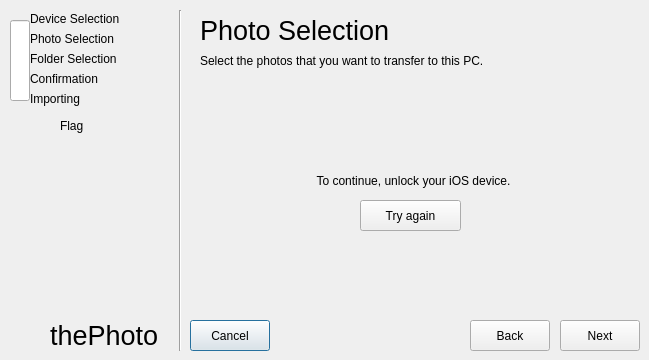
theCheeseboard/thephoto, file importdialog.ui: the form before one commit.
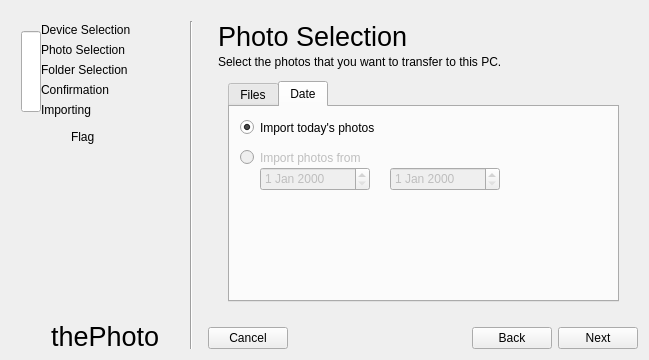
The form after the commit. The open tabs and pages were chosen to show the change. Icons and pictures are not drawn.

Commit message: Import function progress

Patch:
```diff
--- a/importdialog.ui
+++ b/importdialog.ui
@@ -17,14 +17,20 @@
    <iconset theme="thephoto" resource="resources.qrc">
     <normaloff>:/icons/icon.svg</normaloff>:/icons/icon.svg</iconset>
   </property>
+  <layout class="QHBoxLayout" name="horizontalLayout_2">
+   <item>
   <widget class="QFrame" name="sideFrame">
-   <property name="geometry">
-    <rect>
-     <x>0</x>
-     <y>0</y>
+     <property name="minimumSize">
+      <size>
      <width>191</width>
-     <height>361</height>
-    </rect>
+       <height>0</height>
+      </size>
+     </property>
+     <property name="maximumSize">
+      <size>
+       <width>191</width>
+       <height>16777215</height>
+      </size>
    </property>
    <property name="autoFillBackground">
     <bool>true</bool>
@@ -128,8 +134,8 @@
    <widget class="QLabel" name="label_34">
     <property name="geometry">
      <rect>
-      <x>50</x>
-      <y>320</y>
+        <x>40</x>
+        <y>310</y>
       <width>121</width>
       <height>31</height>
      </rect>
@@ -172,8 +178,8 @@
    <widget class="QLabel" name="label_33">
     <property name="geometry">
      <rect>
-      <x>10</x>
-      <y>320</y>
+        <x>0</x>
+        <y>310</y>
       <width>31</width>
       <height>31</height>
      </rect>
@@ -186,90 +192,18 @@
     </property>
    </widget>
   </widget>
-  <widget class="QPushButton" name="quitButton">
-   <property name="geometry">
-    <rect>
-     <x>190</x>
-     <y>320</y>
-     <width>80</width>
-     <height>31</height>
-    </rect>
-   </property>
-   <property name="text">
-    <string>Cancel</string>
-   </property>
-   <property name="icon">
-    <iconset theme="dialog-cancel">
-     <normaloff>../install</normaloff>../install</iconset>
-   </property>
-  </widget>
-  <widget class="QPushButton" name="backButton">
-   <property name="geometry">
-    <rect>
-     <x>470</x>
-     <y>320</y>
-     <width>80</width>
-     <height>31</height>
-    </rect>
-   </property>
-   <property name="text">
-    <string>Back</string>
-   </property>
-   <property name="icon">
-    <iconset theme="go-previous">
-     <normaloff>../install</normaloff>../install</iconset>
-   </property>
-   <property name="flat">
-    <bool>false</bool>
-   </property>
-  </widget>
-  <widget class="QPushButton" name="forwardButton">
-   <property name="geometry">
-    <rect>
-     <x>560</x>
-     <y>320</y>
-     <width>80</width>
-     <height>31</height>
-    </rect>
-   </property>
-   <property name="text">
-    <string>Next</string>
-   </property>
-   <property name="icon">
-    <iconset theme="go-next">
-     <normaloff>../install</normaloff>../install</iconset>
-   </property>
-   <property name="flat">
-    <bool>false</bool>
-   </property>
-  </widget>
-  <widget class="QFrame" name="deviceFrame">
-   <property name="geometry">
-    <rect>
-     <x>190</x>
-     <y>10</y>
-     <width>451</width>
-     <height>301</height>
-    </rect>
-   </property>
-   <property name="autoFillBackground">
-    <bool>true</bool>
-   </property>
-   <property name="frameShape">
-    <enum>QFrame::NoFrame</enum>
-   </property>
-   <property name="frameShadow">
-    <enum>QFrame::Raised</enum>
-   </property>
+   </item>
+   <item>
+    <layout class="QVBoxLayout" name="verticalLayout_2">
+     <item>
+      <widget class="QStackedWidget" name="stackedWidget">
+       <property name="currentIndex">
+        <number>4</number>
+       </property>
+       <widget class="QWidget" name="page">
+        <layout class="QVBoxLayout" name="verticalLayout">
+         <item>
    <widget class="QLabel" name="label">
-    <property name="geometry">
-     <rect>
-      <x>10</x>
-      <y>0</y>
-      <width>231</width>
-      <height>41</height>
-     </rect>
-    </property>
     <property name="font">
      <font>
       <pointsize>20</pointsize>
@@ -279,15 +213,9 @@
      <string>Device Selection</string>
     </property>
    </widget>
+         </item>
+         <item>
    <widget class="QLabel" name="label_2">
-    <property name="geometry">
-     <rect>
-      <x>10</x>
-      <y>40</y>
-      <width>441</width>
-      <height>21</height>
-     </rect>
-    </property>
     <property name="text">
      <string>Which device are you importing your images from?</string>
     </property>
@@ -295,25 +223,9 @@
      <bool>true</bool>
     </property>
    </widget>
-   <widget class="QListWidget" name="deviceList">
-    <property name="geometry">
-     <rect>
-      <x>10</x>
-      <y>130</y>
-      <width>431</width>
-      <height>161</height>
-     </rect>
-    </property>
-   </widget>
+         </item>
+         <item>
    <widget class="QLabel" name="label_3">
-    <property name="geometry">
-     <rect>
-      <x>10</x>
-      <y>70</y>
-      <width>431</width>
-      <height>51</height>
-     </rect>
-    </property>
     <property name="font">
      <font>
       <weight>75</weight>
@@ -327,43 +239,13 @@
      <bool>true</bool>
     </property>
    </widget>
-  </widget>
-  <widget class="QFrame" name="photoFrame">
-   <property name="geometry">
-    <rect>
-     <x>190</x>
-     <y>10</y>
-     <width>451</width>
-     <height>301</height>
-    </rect>
-   </property>
-   <property name="autoFillBackground">
-    <bool>true</bool>
-   </property>
-   <property name="frameShape">
-    <enum>QFrame::NoFrame</enum>
-   </property>
-   <property name="frameShadow">
-    <enum>QFrame::Raised</enum>
-   </property>
-   <widget class="QLabel" name="label_7">
-    <property name="geometry">
-     <rect>
-      <x>10</x>
-      <y>0</y>
-      <width>231</width>
-      <height>41</height>
-     </rect>
-    </property>
-    <property name="font">
-     <font>
-      <pointsize>20</pointsize>
-     </font>
-    </property>
-    <property name="text">
-     <string>Photo Selection</string>
-    </property>
-   </widget>
+         </item>
+         <item>
+          <widget class="QListWidget" name="deviceList"/>
+         </item>
+        </layout>
+       </widget>
+       <widget class="QWidget" name="page_2">
    <widget class="QLabel" name="label_8">
     <property name="geometry">
      <rect>
@@ -380,58 +262,31 @@
      <bool>true</bool>
     </property>
    </widget>
-   <widget class="QListWidget" name="detectedPhotoList">
+        <widget class="QLabel" name="label_7">
     <property name="geometry">
      <rect>
       <x>10</x>
-      <y>70</y>
-      <width>271</width>
-      <height>221</height>
-     </rect>
-    </property>
-    <property name="selectionMode">
-     <enum>QAbstractItemView::ExtendedSelection</enum>
-    </property>
-   </widget>
-   <widget class="QFrame" name="frame">
-    <property name="geometry">
-     <rect>
-      <x>290</x>
-      <y>70</y>
-      <width>151</width>
-      <height>221</height>
-     </rect>
-    </property>
-    <property name="autoFillBackground">
-     <bool>true</bool>
-    </property>
-    <property name="frameShape">
-     <enum>QFrame::NoFrame</enum>
-    </property>
-    <property name="frameShadow">
-     <enum>QFrame::Raised</enum>
-    </property>
-    <widget class="QLabel" name="photoLabel">
-     <property name="geometry">
-      <rect>
-       <x>0</x>
-       <y>0</y>
-       <width>151</width>
-       <height>221</height>
-      </rect>
+           <y>10</y>
+           <width>231</width>
+           <height>31</height>
+          </rect>
+         </property>
+         <property name="font">
+          <font>
+           <pointsize>20</pointsize>
+          </font>
      </property>
      <property name="text">
-      <string>PhotoGoesHere</string>
-     </property>
-    </widget>
+          <string>Photo Selection</string>
+         </property>
    </widget>
    <widget class="QFrame" name="photoErrorFrame">
     <property name="geometry">
      <rect>
-      <x>0</x>
-      <y>60</y>
-      <width>451</width>
-      <height>241</height>
+           <x>10</x>
+           <y>70</y>
+           <width>411</width>
+           <height>231</height>
      </rect>
     </property>
     <property name="autoFillBackground">
@@ -479,10 +334,10 @@
    <widget class="QFrame" name="photoProgressFrame">
     <property name="geometry">
      <rect>
-      <x>0</x>
-      <y>60</y>
-      <width>451</width>
-      <height>241</height>
+           <x>10</x>
+           <y>70</y>
+           <width>411</width>
+           <height>231</height>
      </rect>
     </property>
     <property name="autoFillBackground">
@@ -499,7 +354,7 @@
       <rect>
        <x>20</x>
        <y>110</y>
-       <width>401</width>
+            <width>381</width>
        <height>23</height>
       </rect>
      </property>
@@ -511,13 +366,394 @@
      </property>
     </widget>
    </widget>
-   <zorder>label_7</zorder>
-   <zorder>label_8</zorder>
-   <zorder>detectedPhotoList</zorder>
-   <zorder>frame</zorder>
-   <zorder>photoProgressFrame</zorder>
+        <widget class="QFrame" name="photoSelectFrame">
+         <property name="geometry">
+          <rect>
+           <x>10</x>
+           <y>60</y>
+           <width>411</width>
+           <height>241</height>
+          </rect>
+         </property>
+         <property name="autoFillBackground">
+          <bool>true</bool>
+         </property>
+         <property name="frameShape">
+          <enum>QFrame::NoFrame</enum>
+         </property>
+         <property name="frameShadow">
+          <enum>QFrame::Raised</enum>
+         </property>
+         <widget class="QTabWidget" name="tabWidget">
+          <property name="geometry">
+           <rect>
+            <x>10</x>
+            <y>10</y>
+            <width>391</width>
+            <height>221</height>
+           </rect>
+          </property>
+          <property name="currentIndex">
+           <number>0</number>
+          </property>
+          <widget class="QWidget" name="Files">
+           <attribute name="title">
+            <string>Files</string>
+           </attribute>
+           <widget class="QFrame" name="frame">
+            <property name="geometry">
+             <rect>
+              <x>250</x>
+              <y>10</y>
+              <width>131</width>
+              <height>171</height>
+             </rect>
+            </property>
+            <property name="autoFillBackground">
+             <bool>true</bool>
+            </property>
+            <property name="frameShape">
+             <enum>QFrame::NoFrame</enum>
+            </property>
+            <property name="frameShadow">
+             <enum>QFrame::Raised</enum>
+            </property>
+            <widget class="QLabel" name="photoLabel">
+             <property name="geometry">
+              <rect>
+               <x>0</x>
+               <y>0</y>
+               <width>131</width>
+               <height>171</height>
+              </rect>
+             </property>
+             <property name="text">
+              <string>PhotoGoesHere</string>
+             </property>
+            </widget>
+           </widget>
+           <widget class="QListWidget" name="detectedPhotoList">
+            <property name="geometry">
+             <rect>
+              <x>10</x>
+              <y>10</y>
+              <width>231</width>
+              <height>171</height>
+             </rect>
+            </property>
+            <property name="selectionMode">
+             <enum>QAbstractItemView::ExtendedSelection</enum>
+            </property>
+           </widget>
+          </widget>
+          <widget class="QWidget" name="tab_2">
+           <attribute name="title">
+            <string>Date</string>
+           </attribute>
+           <widget class="QRadioButton" name="importPhotosToday">
+            <property name="geometry">
+             <rect>
+              <x>10</x>
+              <y>10</y>
+              <width>371</width>
+              <height>21</height>
+             </rect>
+            </property>
+            <property name="text">
+             <string>Import today's photos</string>
+            </property>
+            <property name="checked">
+             <bool>true</bool>
+            </property>
+           </widget>
+           <widget class="QRadioButton" name="radioButton_2">
+            <property name="enabled">
+             <bool>false</bool>
+            </property>
+            <property name="geometry">
+             <rect>
+              <x>10</x>
+              <y>40</y>
+              <width>371</width>
+              <height>21</height>
+             </rect>
+            </property>
+            <property name="text">
+             <string>Import photos from</string>
+            </property>
+           </widget>
+           <widget class="QDateEdit" name="dateEdit">
+            <property name="enabled">
+             <bool>false</bool>
+            </property>
+            <property name="geometry">
+             <rect>
+              <x>30</x>
+              <y>60</y>
+              <width>110</width>
+              <height>24</height>
+             </rect>
+            </property>
+           </widget>
+           <widget class="QDateEdit" name="dateEdit_2">
+            <property name="enabled">
+             <bool>false</bool>
+            </property>
+            <property name="geometry">
+             <rect>
+              <x>160</x>
+              <y>60</y>
+              <width>110</width>
+              <height>24</height>
+             </rect>
+            </property>
+           </widget>
+          </widget>
+         </widget>
+        </widget>
    <zorder>photoErrorFrame</zorder>
-  </widget>
+        <zorder>photoProgressFrame</zorder>
+        <zorder>label_8</zorder>
+        <zorder>label_7</zorder>
+        <zorder>photoSelectFrame</zorder>
+       </widget>
+       <widget class="QWidget" name="page_3">
+        <layout class="QVBoxLayout" name="verticalLayout_3">
+         <item>
+          <widget class="QLabel" name="label_5">
+           <property name="font">
+            <font>
+             <pointsize>20</pointsize>
+            </font>
+           </property>
+           <property name="text">
+            <string>Folder Selection</string>
+           </property>
+          </widget>
+         </item>
+         <item>
+          <widget class="QLabel" name="label_4">
+           <property name="text">
+            <string>Where do you want to put your photos?</string>
+           </property>
+           <property name="wordWrap">
+            <bool>true</bool>
+           </property>
+          </widget>
+         </item>
+         <item>
+          <widget class="QRadioButton" name="photoLocationName">
+           <property name="text">
+            <string>In a fo&amp;lder within thePhoto</string>
+           </property>
+           <property name="checked">
+            <bool>true</bool>
+           </property>
+          </widget>
+         </item>
+         <item>
+          <widget class="QFrame" name="photoLocationSelectName">
+           <layout class="QHBoxLayout" name="horizontalLayout_3">
+            <item>
+             <widget class="QLabel" name="label_6">
+              <property name="text">
+               <string>Folder Name:</string>
+              </property>
+             </widget>
+            </item>
+            <item>
+             <widget class="QLineEdit" name="folderName"/>
+            </item>
+           </layout>
+          </widget>
+         </item>
+         <item>
+          <widget class="QRadioButton" name="photoLocationFolder">
+           <property name="text">
+            <string>In another folder</string>
+           </property>
+          </widget>
+         </item>
+         <item>
+          <widget class="QFrame" name="photoLocationSelectFolder">
+           <property name="enabled">
+            <bool>false</bool>
+           </property>
+           <layout class="QHBoxLayout" name="horizontalLayout_4">
+            <item>
+             <widget class="QLabel" name="label_9">
+              <property name="text">
+               <string>Folder:</string>
+              </property>
+             </widget>
+            </item>
+            <item>
+             <widget class="QLineEdit" name="folderPath"/>
+            </item>
+            <item>
+             <widget class="QPushButton" name="browseForFolderButton">
+              <property name="text">
+               <string>Browse...</string>
+              </property>
+             </widget>
+            </item>
+           </layout>
+          </widget>
+         </item>
+         <item>
+          <spacer name="verticalSpacer">
+           <property name="orientation">
+            <enum>Qt::Vertical</enum>
+           </property>
+           <property name="sizeHint" stdset="0">
+            <size>
+             <width>20</width>
+             <height>40</height>
+            </size>
+           </property>
+          </spacer>
+         </item>
+        </layout>
+       </widget>
+       <widget class="QWidget" name="page_4">
+        <layout class="QVBoxLayout" name="verticalLayout_4">
+         <item>
+          <widget class="QLabel" name="label_10">
+           <property name="font">
+            <font>
+             <pointsize>20</pointsize>
+            </font>
+           </property>
+           <property name="text">
+            <string>Ready to import</string>
+           </property>
+          </widget>
+         </item>
+         <item>
+          <widget class="QLabel" name="label_13">
+           <property name="text">
+            <string>Ready to import your photos?</string>
+           </property>
+           <property name="wordWrap">
+            <bool>true</bool>
+           </property>
+          </widget>
+         </item>
+         <item>
+          <spacer name="verticalSpacer_2">
+           <property name="orientation">
+            <enum>Qt::Vertical</enum>
+           </property>
+           <property name="sizeHint" stdset="0">
+            <size>
+             <width>20</width>
+             <height>40</height>
+            </size>
+           </property>
+          </spacer>
+         </item>
+        </layout>
+       </widget>
+       <widget class="QWidget" name="page_5">
+        <layout class="QVBoxLayout" name="verticalLayout_5">
+         <item>
+          <widget class="QLabel" name="label_14">
+           <property name="font">
+            <font>
+             <pointsize>20</pointsize>
+            </font>
+           </property>
+           <property name="text">
+            <string>Importing photos...</string>
+           </property>
+          </widget>
+         </item>
+         <item>
+          <widget class="QLabel" name="label_15">
+           <property name="text">
+            <string>This could take a while. Please wait...</string>
+           </property>
+           <property name="wordWrap">
+            <bool>true</bool>
+           </property>
+          </widget>
+         </item>
+         <item>
+          <spacer name="verticalSpacer_3">
+           <property name="orientation">
+            <enum>Qt::Vertical</enum>
+           </property>
+           <property name="sizeHint" stdset="0">
+            <size>
+             <width>20</width>
+             <height>40</height>
+            </size>
+           </property>
+          </spacer>
+         </item>
+        </layout>
+       </widget>
+      </widget>
+     </item>
+     <item>
+      <layout class="QHBoxLayout" name="horizontalLayout">
+       <item>
+        <widget class="QPushButton" name="quitButton">
+         <property name="text">
+          <string>Cancel</string>
+         </property>
+         <property name="icon">
+          <iconset theme="dialog-cancel">
+           <normaloff>../install</normaloff>../install</iconset>
+         </property>
+        </widget>
+       </item>
+       <item>
+        <spacer name="horizontalSpacer">
+         <property name="orientation">
+          <enum>Qt::Horizontal</enum>
+         </property>
+         <property name="sizeHint" stdset="0">
+          <size>
+           <width>40</width>
+           <height>20</height>
+          </size>
+         </property>
+        </spacer>
+       </item>
+       <item>
+        <widget class="QPushButton" name="backButton">
+         <property name="text">
+          <string>Back</string>
+         </property>
+         <property name="icon">
+          <iconset theme="go-previous">
+           <normaloff>../install</normaloff>../install</iconset>
+         </property>
+         <property name="flat">
+          <bool>false</bool>
+         </property>
+        </widget>
+       </item>
+       <item>
+        <widget class="QPushButton" name="forwardButton">
+         <property name="text">
+          <string>Next</string>
+         </property>
+         <property name="icon">
+          <iconset theme="go-next">
+           <normaloff>../install</normaloff>../install</iconset>
+         </property>
+         <property name="flat">
+          <bool>false</bool>
+         </property>
+        </widget>
+       </item>
+      </layout>
+     </item>
+    </layout>
+   </item>
+  </layout>
  </widget>
  <resources>
   <include location="resources.qrc"/>
```
Left out of the diff: 10 changed lines with no effect on the pictures. Lines whose indentation alone changed are shown as unchanged. The commit also changes 7 other files.
